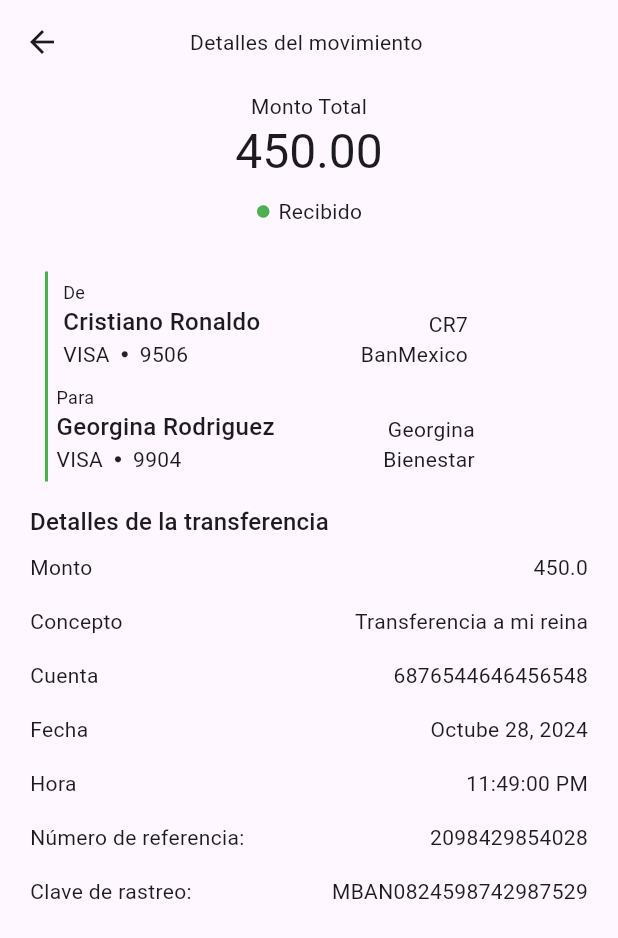
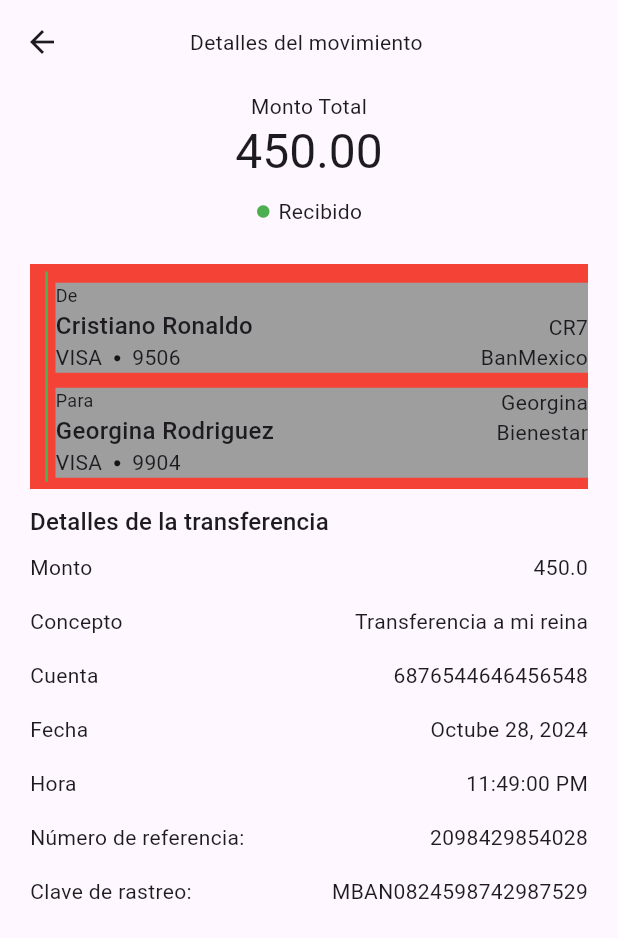
Before and after one commit to OscarOcomatl/banca_movil, a Flutter app: the TransactionDetailsScreen screen opened by its route, on a phone screen of 412 x 824 dp. Shown: the top 938 px of the screen. Run offline on Flutter 3.47's test engine with Material 3 defaults, Android fonts, the phone set to English and light mode, and no system bars; our stand-ins replace animate_do, go_router.

Commit message:
Modificacion: Container de datos de la transferencia, adaptable

```diff
--- a/lib/presentation/screens/transaction/transaction_details_screen.dart
+++ b/lib/presentation/screens/transaction/transaction_details_screen.dart
@@ -47,14 +47,15 @@ class _TransactionDetails extends StatelessWidget {
     final titleStyle = Theme.of(context).textTheme.titleMedium!.copyWith(fontWeight: FontWeight.w500);
     return Padding(
       padding: const EdgeInsets.symmetric(horizontal: 20),
-      child: Container(
-        height: 300,
+      child: Expanded(
+        child: SizedBox(
+          height: 410,
           // color: Colors.red,
           child: Column(
             crossAxisAlignment: CrossAxisAlignment.stretch,
             children: [
               Text('Detalles de la transferencia', style: titleStyle,),
-             Column(
+               const Column(
                 mainAxisAlignment: MainAxisAlignment.spaceEvenly,
                 children: [
                   _InfoDetails(keyParameter: 'Monto', value: 450.00,),
@@ -76,6 +77,7 @@ class _TransactionDetails extends StatelessWidget {
             ],
           ),
         ),
+      ),
     );
   }
 }
@@ -94,12 +96,12 @@ class _InfoDetails extends StatelessWidget {
   @override
   Widget build(BuildContext context) {
     return Padding(
-      padding: EdgeInsets.symmetric(vertical: 8),
+      padding: const EdgeInsets.symmetric(vertical: 8),
       child: Row(
         mainAxisAlignment: MainAxisAlignment.spaceBetween,
         children: [
           Text(keyParameter),
-          value is int ?  Text('\$${value}', textAlign: TextAlign.right,) : Text('$value', textAlign: TextAlign.right,)
+          value is int ?  Text('\$$value', textAlign: TextAlign.right,) : Text('$value', textAlign: TextAlign.right,)
         ],
       ),
     );
@@ -107,43 +109,36 @@ class _InfoDetails extends StatelessWidget {
 }
 
 class _OriginatorAndBeneficiaryInfo extends StatelessWidget {
-  const _OriginatorAndBeneficiaryInfo({
-    super.key,
-  });
+  const _OriginatorAndBeneficiaryInfo();
 
   @override
   Widget build(BuildContext context) {
 
-
-
-
 return Padding(
   padding: const EdgeInsets.symmetric(horizontal: 20, vertical: 10),
   child: Container(
-        // color: Colors.red,
+    color: Colors.red,
     height: 150,
     child: Row(
       children: [
         Padding(
-              padding: const EdgeInsets.only(left: 10),
+          padding: const EdgeInsets.only(left: 10, right: 5),
           child: Container(
             height: 140,
             width: 2,
             color: Colors.green,
           ),
         ),
-            Padding(
-              padding: const EdgeInsets.symmetric(horizontal: 5),
+        Expanded( // Usar Expanded aquí para que ocupe el espacio restante
           child: Column(
             mainAxisAlignment: MainAxisAlignment.center,
             children: [
               // Ordenante
               Padding(
-                    padding: const EdgeInsets.symmetric(vertical: 5, horizontal: 5),
+                padding: const EdgeInsets.symmetric(vertical: 5),
                 child: Container(
                   height: 60,
-                      width: 270,
-                      // color: Colors.grey,
+                  color: Colors.grey,
                   child: const Row(
                     mainAxisAlignment: MainAxisAlignment.spaceBetween,
                     children: [
@@ -151,12 +146,11 @@ class _OriginatorAndBeneficiaryInfo extends StatelessWidget {
                         crossAxisAlignment: CrossAxisAlignment.start,
                         children: [
                           Text('De', style: TextStyle(fontSize: 12)),
-                              Text('Cristiano Ronaldo',style: TextStyle(fontSize: 16, fontWeight:FontWeight.w500), ),
+                          Text('Cristiano Ronaldo', style: TextStyle(fontSize: 16, fontWeight: FontWeight.w500)),
                           Row(
-                                // mainAxisAlignment: MainAxisAlignment,
                             children: [
-                                  Text('VISA  ',),
-                                  Icon(Icons.circle, size: 5,),
+                              Text('VISA  '),
+                              Icon(Icons.circle, size: 5),
                               Text('  9506')
                             ],
                           ),
@@ -164,38 +158,33 @@ class _OriginatorAndBeneficiaryInfo extends StatelessWidget {
                       ),
                       Column(
                         crossAxisAlignment: CrossAxisAlignment.end,
-
                         children: [
-                              SizedBox(height: 20,),
-                              Text('CR7', textAlign: TextAlign.right,),
+                          SizedBox(height: 20),
+                          Text('CR7', textAlign: TextAlign.right),
                           Text('BanMexico'),
                         ],
                       )
-                        ]
-                      )
+                    ],
                   ),
                 ),
-                    SizedBox(width: 20,),
-                  //Beneficiario
-                  Padding(
-                    padding: const EdgeInsets.symmetric(vertical: 5, ),
-                    child: Container(
-                      // height: 80,
-                      width: 279,
-                      // color: Colors.grey,
+              ),
+              const SizedBox(height: 5), // Espacio entre los contenedores
+              // Beneficiario
+              Container(
+                height: 60,
+                color: Colors.grey,
                 child: const Row(
                   mainAxisAlignment: MainAxisAlignment.spaceBetween,
                   children: [
                     Column(
                       crossAxisAlignment: CrossAxisAlignment.start,
                       children: [
-                              Text('Para', style: TextStyle(fontSize:12),),
-                              Text('Georgina Rodriguez', style: TextStyle(fontSize:16, fontWeight: FontWeight.w500),),
+                        Text('Para', style: TextStyle(fontSize: 12)),
+                        Text('Georgina Rodriguez', style: TextStyle(fontSize: 16, fontWeight: FontWeight.w500)),
                         Row(
-                                // mainAxisAlignment: MainAxisAlignment,
                           children: [
                             Text('VISA  '),
-                                  Icon(Icons.circle, size: 5,),
+                            Icon(Icons.circle, size: 5),
                             Text('  9904')
                           ],
                         ),
@@ -204,22 +193,126 @@ class _OriginatorAndBeneficiaryInfo extends StatelessWidget {
                     Column(
                       crossAxisAlignment: CrossAxisAlignment.end,
                       children: [
-                              SizedBox(height: 20,),
                         Text('Georgina'),
                         Text('Bienestar'),
                       ],
                     )
-                        ]
-                      )
-                    ),
-                  )
                   ],
                 ),
-            )
+              ),
+            ],
+          ),
+        ),
       ],
     ),
   ),
 );
+
+
+    // return Padding(
+    //   padding: const EdgeInsets.symmetric(horizontal: 20, vertical: 10),
+    //   child: Container(
+    //     color: Colors.red,
+    //     height: 150,
+    //     child: Row(
+    //       children: [
+    //         Padding(
+    //           padding: const EdgeInsets.only(left: 10),
+    //           child: Container(
+    //             height: 140,
+    //             width: 2,
+    //             color: Colors.green,
+    //           ),
+    //         ),
+    //         Padding(
+    //           padding: const EdgeInsets.symmetric(horizontal: 5),
+    //           child: Column(
+    //             mainAxisAlignment: MainAxisAlignment.center,
+    //             children: [
+    //               // Ordenante
+    //               Padding(
+    //                 padding: const EdgeInsets.symmetric(vertical: 5),
+    //                 child: Container(
+    //                   height: 60,
+    //                   color: Colors.grey,
+    //                   child: const Row(
+    //                     mainAxisAlignment: MainAxisAlignment.spaceBetween,
+    //                     children: [
+    //                       Column(
+    //                         crossAxisAlignment: CrossAxisAlignment.start,
+    //                         children: [
+    //                           Text('De', style: TextStyle(fontSize: 12)),
+    //                           Text('Cristiano Ronaldo',style: TextStyle(fontSize: 16, fontWeight:FontWeight.w500), ),
+    //                           Row(
+    //                             // mainAxisAlignment: MainAxisAlignment,
+    //                             children: [
+    //                               Text('VISA  ',),
+    //                               Icon(Icons.circle, size: 5,),
+    //                               Text('  9506')
+    //                             ],
+    //                           ),
+    //                         ],
+    //                       ),
+    //                       Column(
+    //                         crossAxisAlignment: CrossAxisAlignment.end,
+
+    //                         children: [
+    //                           SizedBox(height: 20,),
+    //                           Text('CR7', textAlign: TextAlign.right,),
+    //                           Text('BanMexico'),
+    //                         ],
+    //                       )
+    //                     ]
+    //                   ),
+    //                 ),
+    //               ),
+    //               const SizedBox(width: 20,),
+    //               //Beneficiario
+    //               Padding(
+    //                 padding: const EdgeInsets.symmetric(vertical: 5, ),
+    //                 child: Expanded(
+    //                   child: Container(
+    //                     height: 60,
+    //                     // width: 270,
+    //                     color: Colors.grey,
+    //                     child: const Row(
+    //                       mainAxisAlignment: MainAxisAlignment.spaceBetween,
+    //                       children: [
+    //                         Column(
+    //                           crossAxisAlignment: CrossAxisAlignment.start,
+    //                           children: [
+    //                             Text('Para', style: TextStyle(fontSize:12),),
+    //                             Text('Georgina Rodriguez', style: TextStyle(fontSize:16, fontWeight: FontWeight.w500),),
+    //                             Row(
+    //                               // mainAxisAlignment: MainAxisAlignment,
+    //                               children: [
+    //                                 Text('VISA  '),
+    //                                 Icon(Icons.circle, size: 5,),
+    //                                 Text('  9904')
+    //                               ],
+    //                             ),
+    //                           ],
+    //                         ),
+    //                         Column(
+    //                           crossAxisAlignment: CrossAxisAlignment.end,
+    //                           children: [
+    //                             SizedBox(height: 20,),
+    //                             Text('Georgina'),
+    //                             Text('Bienestar'),
+    //                           ],
+    //                         )
+    //                       ]
+    //                     )
+    //                   ),
+    //                 ),
+    //               )
+    //             ],
+    //           ),
+    //         )
+    //       ],
+    //     ),
+    //   ),
+    // );
   }
 }
 
```
Also changed, not shown: lib/main.dart (line endings or trailing spaces). Lines whose indentation alone changed are shown as unchanged.
